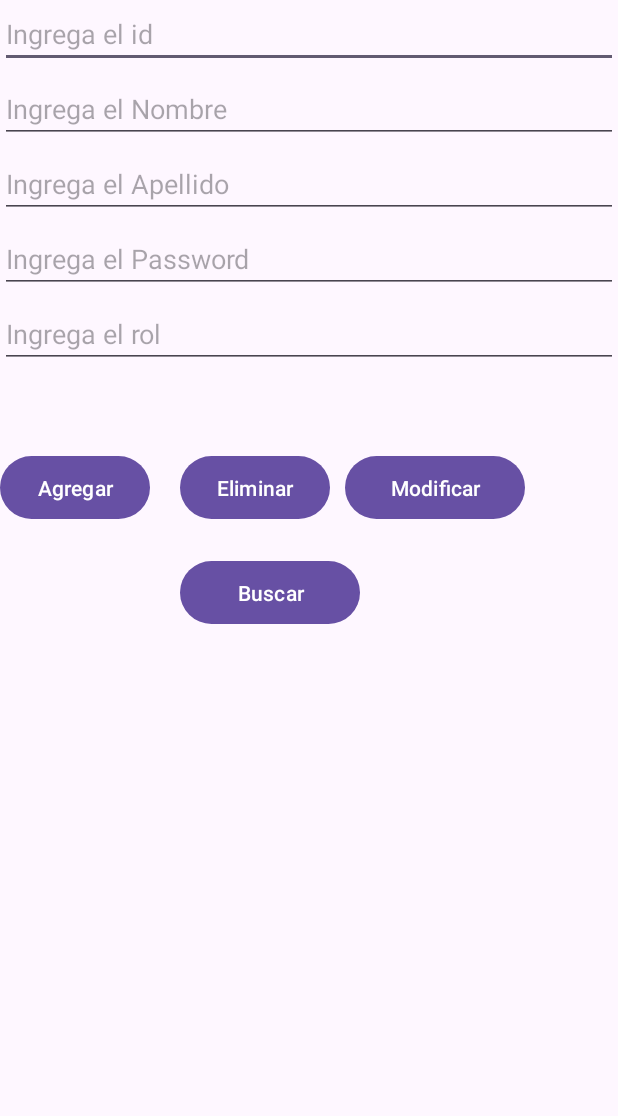
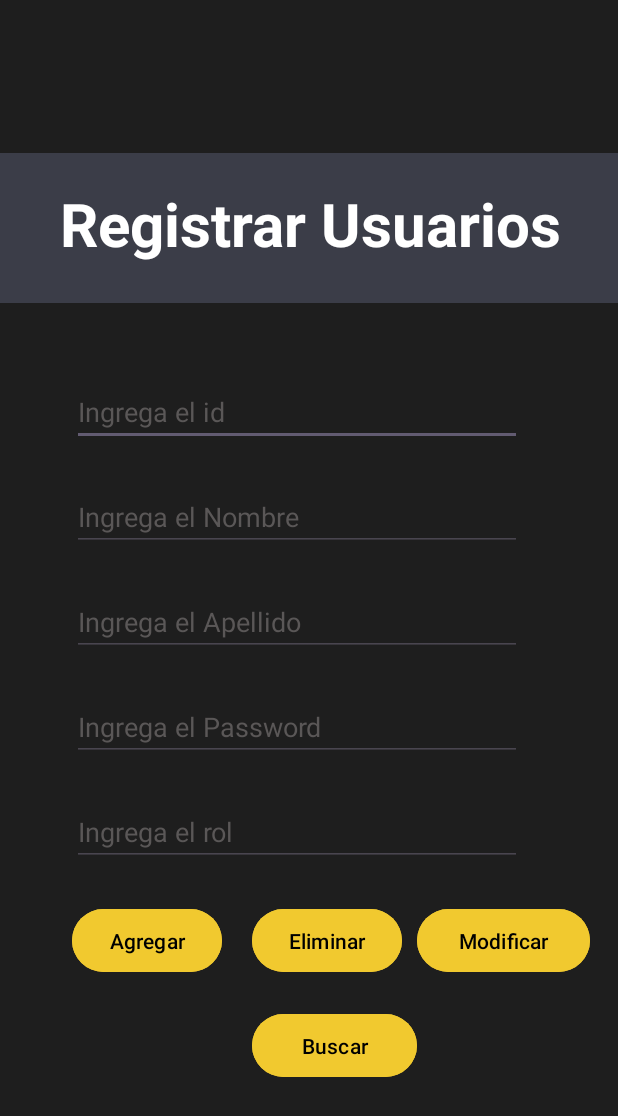
Before and after one commit to JovaxdMc/ProyectoEstacionamiento, an Android app: the screen it shows after launch (MainActivity), on a phone screen of 412 x 824 dp. Shown: the top 1116 px of the screen. Run offline under Robolectric (Android 15) with nearby library versions, the phone set to English and light mode, and no system bars; our stand-ins replace Volley.

Commit message:
actualizacion interfaz

```diff
--- a/app/src/main/res/layout/activity_main.xml
+++ b/app/src/main/res/layout/activity_main.xml
@@ -4,48 +4,90 @@
     xmlns:tools="http://schemas.android.com/tools"
     android:layout_width="match_parent"
     android:layout_height="match_parent"
-    tools:context=".MainActivity">
+    android:orientation="vertical"
+    tools:context=".MainActivity"
+    android:background="#1E1E1E">
+
+      <RelativeLayout
+          android:layout_width="wrap_content"
+          android:layout_height="match_parent"
+          android:gravity="center">
+
+            <LinearLayout
+                android:layout_width="500dp"
+                android:layout_height="100dp"
+                android:background="#3B3D48">
+
+                <TextView
+                    android:layout_width="wrap_content"
+                    android:layout_height="match_parent"
+                    android:text="Registrar Usuarios"
+                    android:textColor="@color/white"
+                    android:textSize="40dp"
+                    android:textStyle="bold"
+                    android:layout_marginLeft="40dp"
+                    android:layout_marginTop="20dp"
+                    />
+            </LinearLayout>
+
+
+
+
 
 
 
     <RelativeLayout
-        android:layout_width="wrap_content"
-        android:layout_height="match_parent">
+        android:gravity="center"
+        android:layout_marginLeft="30dp"
+        android:layout_width="match_parent"
+        android:layout_height="wrap_content"
+        android:layout_marginTop="150dp">
 
         <EditText
             android:id="@+id/id_usuario"
-            android:layout_width="match_parent"
+            android:layout_width="300dp"
             android:layout_height="wrap_content"
             android:hint="Ingrega el id"
+            android:textColor="@color/white"
+            android:textColorHint="#5A5757"
+
            />
 
         <EditText
             android:id="@+id/ed_Nombre"
-            android:layout_marginTop="50dp"
-            android:layout_width="match_parent"
+            android:layout_marginTop="70dp"
+            android:layout_width="300dp"
             android:layout_height="wrap_content"
+             android:textColor="@color/white"
+             android:textColorHint="#5A5757"
             android:hint="Ingrega el Nombre"
             />
         <EditText
             android:id="@+id/ed_Apellido"
-            android:layout_marginTop="100dp"
-            android:layout_width="match_parent"
+            android:layout_marginTop="140dp"
+            android:layout_width="300dp"
             android:layout_height="wrap_content"
             android:hint="Ingrega el Apellido"
+             android:textColor="@color/white"
+             android:textColorHint="#5A5757"
           />
         <EditText
             android:id="@+id/ed_Password"
-            android:layout_marginTop="150dp"
-            android:layout_width="match_parent"
+            android:layout_marginTop="210dp"
+            android:layout_width="300dp"
             android:layout_height="wrap_content"
+             android:textColor="@color/white"
+
+             android:textColorHint="#5A5757"
             android:hint="Ingrega el Password"
              />
         <EditText
             android:id="@+id/ed_rol"
-            android:layout_marginTop="200dp"
-            android:layout_width="match_parent"
+            android:layout_marginTop="280dp"
+            android:layout_width="300dp"
             android:layout_height="wrap_content"
-            android:hint="Ingrega el rol"
+             android:textColor="@color/white"
+             android:textColorHint="#5A5757" android:hint="Ingrega el rol"
             />
 
         <Button
@@ -53,32 +95,41 @@
             android:layout_width="100dp"
             android:layout_height="50dp"
             android:text="Agregar"
-            android:layout_marginTop="300dp"/>
+            android:layout_marginTop="350dp"
+            android:backgroundTint="#F1C92F"
+            android:textColor="@color/black"
+            />
         <Button
             android:id="@+id/boton_Eliminar"
             android:layout_width="100dp"
             android:layout_height="50dp"
             android:text="Eliminar"
-            android:layout_marginTop="300dp"
+            android:backgroundTint="#F1C92F"
+            android:textColor="@color/black"
+            android:layout_marginTop="350dp"
             android:layout_marginLeft="120dp"/>
         <Button
             android:id="@+id/boton_Modificar"
-            android:layout_width="120dp"
+            android:layout_width="115dp"
             android:layout_height="50dp"
             android:text="Modificar"
-            android:layout_marginTop="300dp"
-            android:layout_marginLeft="230dp"/>
+            android:layout_marginTop="350dp"
+            android:layout_marginLeft="230dp"
+            android:backgroundTint="#F1C92F"
+            android:textColor="@color/black" />
 
         <Button
             android:id="@+id/boton_Buscar"
-            android:layout_width="120dp"
+            android:layout_width="110dp"
             android:layout_height="50dp"
             android:text="Buscar"
-            android:layout_marginTop="370dp"
-            android:layout_marginLeft="120dp"/>
-
+            android:layout_marginTop="420dp"
+            android:layout_marginLeft="120dp"
+            android:backgroundTint="#F1C92F"
+            android:textColor="@color/black"
+             />
 
     </RelativeLayout>
-
+                      </RelativeLayout>
 
 </LinearLayout>
```
Also changed, not shown: app/src/main/res/drawable/gerente.png (added).
